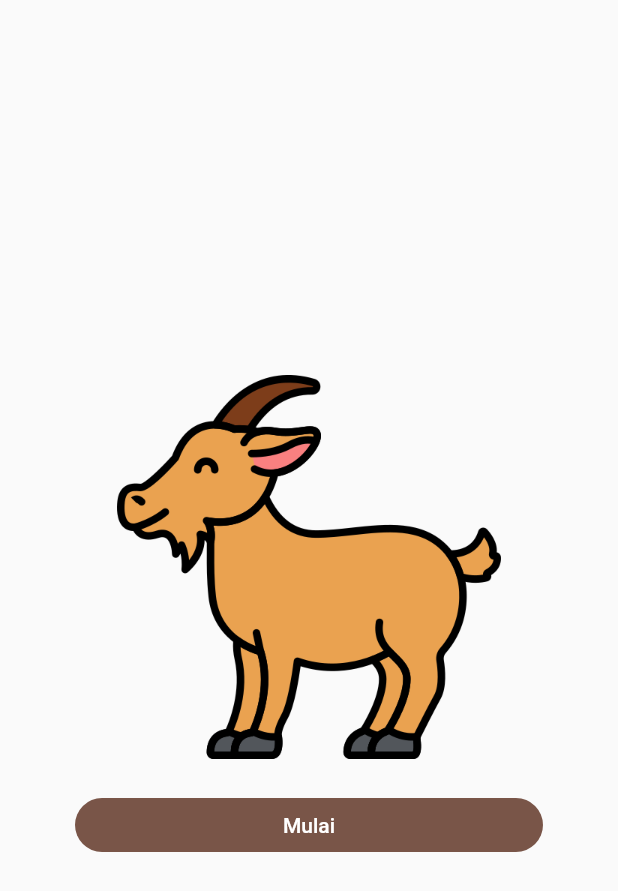
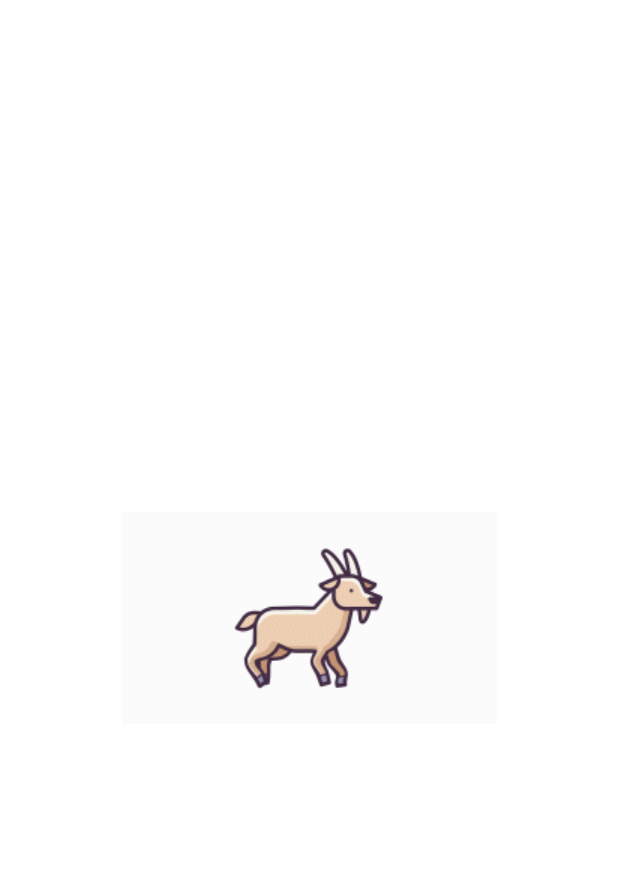
Before and after one commit to nurfajarismail/Task_4_Udacoding, a Flutter app: the first screen one second after launch, on a phone screen of 412 x 824 dp. Shown: the top 891 px of the screen. Run offline on Flutter 3.47's test engine with Material 2 defaults, Android fonts, the phone set to English and light mode, and no system bars; our stand-ins replace shared_preferences.

Commit message:
add splashscren

```diff
--- a/lib/firstPage.dart
+++ b/lib/firstPage.dart
@@ -1,6 +1,5 @@
 import 'package:flutter/material.dart';
 import 'package:task_4/loginPage.dart';
-import 'package:task_4/registerPage.dart';
 
 class TampilanAwal extends StatelessWidget {
   @override
--- a/lib/main.dart
+++ b/lib/main.dart
@@ -5,6 +5,7 @@ import 'package:task_4/firstPage.dart';
 import 'package:task_4/loginPage.dart';
 import 'package:task_4/pageHome.dart';
 import 'package:task_4/registerPage.dart';
+import 'package:task_4/splashPage.dart';
 
 void main() {
   runApp(MyApp());
@@ -18,7 +19,8 @@ class MyApp extends StatelessWidget {
       debugShowCheckedModeBanner: false,
       //home: PageHomeBerita(),
       // home: RegisterPage(),
-      home: TampilanAwal(),
+      //home: TampilanAwal(),
+      home: SplashPage(),
     );
   }
 }
--- /dev/null
+++ b/lib/splashPage.dart
@@ -0,0 +1,34 @@
+import 'dart:async';
+
+import 'package:flutter/material.dart';
+import 'package:task_4/loginPage.dart';
+
+class SplashPage extends StatefulWidget {
+  @override
+  _SplashPageState createState() => _SplashPageState();
+}
+
+class _SplashPageState extends State<SplashPage> {
+  @override
+  void initState() {
+    startTimer();
+    super.initState();
+  }
+
+  @override
+  Widget build(BuildContext context) {
+    return Container(
+      color: Colors.white,
+      child: Center(child: Image.asset("assets/goat.gif")),
+    );
+  }
+
+  Future<Timer> startTimer() async {
+    return Timer(Duration(seconds: 3), onDone);
+  }
+
+  void onDone() {
+    Navigator.of(context)
+        .pushReplacement(MaterialPageRoute(builder: (context) => LoginPage()));
+  }
+}
--- a/pubspec.yaml
+++ b/pubspec.yaml
@@ -52,13 +52,15 @@ flutter:
   # included with your application, so that you can use the icons in
   # the material Icons class.
   uses-material-design: true
-  assets:
-    - assets/images/goat.png
+
 
 
 
   # To add assets to your application, add an assets section, like this:
   # assets:
+  assets:
+    - assets/
+    - assets/images/goat.png
   #   - images/a_dot_burr.jpeg
   #   - images/a_dot_ham.jpeg
 
```
Also changed, not shown: assets/goat.gif (added).
